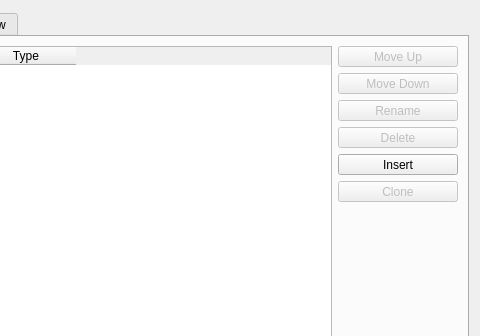
Qt form tableManagerUi.ui (borysiasty/tablemanager) before a commit; both pictures show x 147 to 627 and y 0 to 336 of the 627 by 490 pixel window.
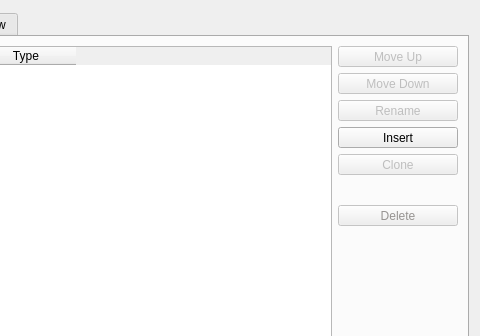
The same form after that commit. Icons and pictures are not drawn.

Commit message: v0.5.2: Make the Delete button more garish

```diff
--- a/tableManagerUi.ui
+++ b/tableManagerUi.ui
@@ -402,35 +402,6 @@
            </property>
           </widget>
          </item>
-         <item>
-          <widget class="QToolButton" name="butDel">
-           <property name="enabled">
-            <bool>false</bool>
-           </property>
-           <property name="sizePolicy">
-            <sizepolicy hsizetype="Preferred" vsizetype="Fixed">
-             <horstretch>0</horstretch>
-             <verstretch>0</verstretch>
-            </sizepolicy>
-           </property>
-           <property name="toolTip">
-            <string>&lt;html&gt;&lt;head&gt;&lt;meta name=&quot;qrichtext&quot; content=&quot;1&quot; /&gt;&lt;style type=&quot;text/css&quot;&gt;
-p, li { white-space: pre-wrap; }
-&lt;/style&gt;&lt;/head&gt;&lt;body style=&quot; font-family:'Sans Serif'; font-size:9pt; font-weight:400; font-style:normal;&quot;&gt;
-&lt;p style=&quot; margin-top:0px; margin-bottom:0px; margin-left:0px; margin-right:0px; -qt-block-indent:0; text-indent:0px;&quot;&gt;Remove selected field&lt;/p&gt;&lt;/body&gt;&lt;/html&gt;</string>
-           </property>
-           <property name="text">
-            <string>Delete</string>
-           </property>
-           <property name="icon">
-            <iconset resource="resources.qrc">
-             <normaloff>:/plugins/tableManager/dialog/icons/mActionDeleteAttribute.png</normaloff>:/plugins/tableManager/dialog/icons/mActionDeleteAttribute.png</iconset>
-           </property>
-           <property name="toolButtonStyle">
-            <enum>Qt::ToolButtonTextBesideIcon</enum>
-           </property>
-          </widget>
-         </item>
          <item>
           <widget class="QToolButton" name="butIns">
            <property name="enabled">
@@ -489,6 +460,88 @@
            </property>
           </widget>
          </item>
+         <item>
+          <spacer name="verticalSpacer">
+           <property name="orientation">
+            <enum>Qt::Vertical</enum>
+           </property>
+           <property name="sizeType">
+            <enum>QSizePolicy::Fixed</enum>
+           </property>
+           <property name="sizeHint" stdset="0">
+            <size>
+             <width>20</width>
+             <height>24</height>
+            </size>
+           </property>
+          </spacer>
+         </item>
+         <item>
+          <widget class="QToolButton" name="butDel">
+           <property name="enabled">
+            <bool>false</bool>
+           </property>
+           <property name="sizePolicy">
+            <sizepolicy hsizetype="Preferred" vsizetype="Fixed">
+             <horstretch>0</horstretch>
+             <verstretch>0</verstretch>
+            </sizepolicy>
+           </property>
+           <property name="palette">
+            <palette>
+             <active>
+              <colorrole role="ButtonText">
+               <brush brushstyle="SolidPattern">
+                <color alpha="255">
+                 <red>255</red>
+                 <green>0</green>
+                 <blue>0</blue>
+                </color>
+               </brush>
+              </colorrole>
+             </active>
+             <inactive>
+              <colorrole role="ButtonText">
+               <brush brushstyle="SolidPattern">
+                <color alpha="255">
+                 <red>255</red>
+                 <green>0</green>
+                 <blue>0</blue>
+                </color>
+               </brush>
+              </colorrole>
+             </inactive>
+             <disabled>
+              <colorrole role="ButtonText">
+               <brush brushstyle="SolidPattern">
+                <color alpha="255">
+                 <red>150</red>
+                 <green>147</green>
+                 <blue>145</blue>
+                </color>
+               </brush>
+              </colorrole>
+             </disabled>
+            </palette>
+           </property>
+           <property name="toolTip">
+            <string>&lt;html&gt;&lt;head&gt;&lt;meta name=&quot;qrichtext&quot; content=&quot;1&quot; /&gt;&lt;style type=&quot;text/css&quot;&gt;
+p, li { white-space: pre-wrap; }
+&lt;/style&gt;&lt;/head&gt;&lt;body style=&quot; font-family:'Sans Serif'; font-size:9pt; font-weight:400; font-style:normal;&quot;&gt;
+&lt;p style=&quot; margin-top:0px; margin-bottom:0px; margin-left:0px; margin-right:0px; -qt-block-indent:0; text-indent:0px;&quot;&gt;Remove selected field&lt;/p&gt;&lt;/body&gt;&lt;/html&gt;</string>
+           </property>
+           <property name="text">
+            <string>Delete</string>
+           </property>
+           <property name="icon">
+            <iconset resource="resources.qrc">
+             <normaloff>:/plugins/tableManager/dialog/icons/mActionDeleteAttribute.png</normaloff>:/plugins/tableManager/dialog/icons/mActionDeleteAttribute.png</iconset>
+           </property>
+           <property name="toolButtonStyle">
+            <enum>Qt::ToolButtonTextBesideIcon</enum>
+           </property>
+          </widget>
+         </item>
          <item>
           <spacer>
            <property name="orientation">
```
Left out of the diff: 6 changed lines with no effect on the pictures. The commit also changes 12 other files.
